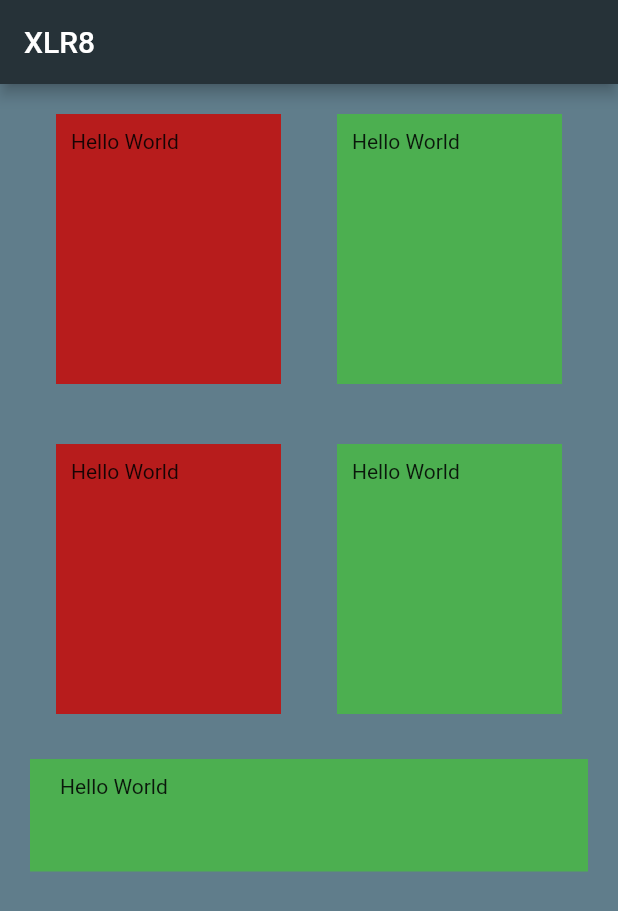
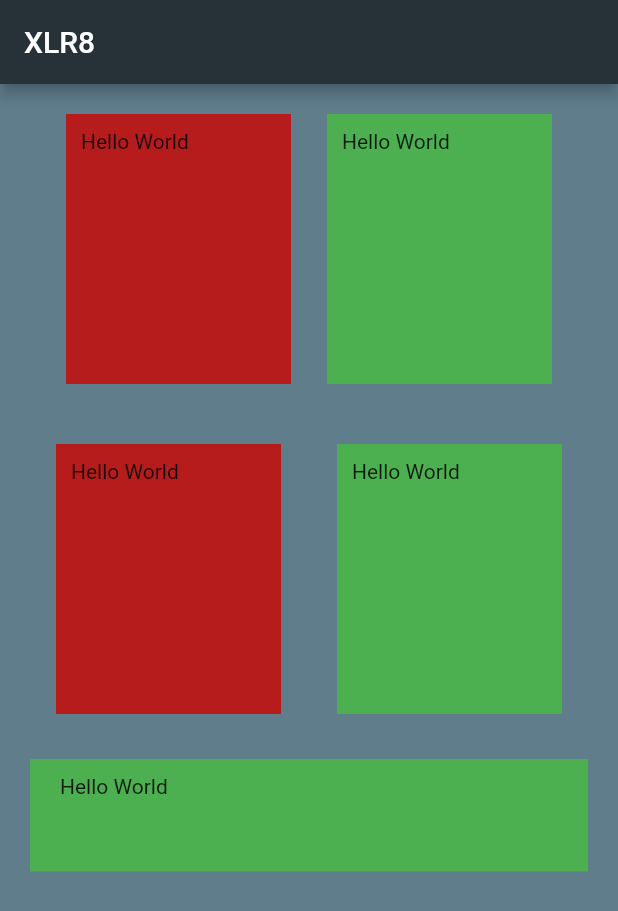
Before and after one commit to sumit8275/xlr8_repo, a Flutter app: the screen it shows after launch, on a phone screen of 412 x 824 dp. Shown: the top 911 px of the screen. Run offline on Flutter 3.47's test engine with Material 2 defaults, Android fonts, the phone set to English and light mode, and no system bars.

```diff
--- a/lib/main.dart
+++ b/lib/main.dart
@@ -23,7 +23,7 @@ class MyApp extends StatelessWidget {
                     crossAxisAlignment: CrossAxisAlignment.stretch,
                     children: [
                       Container(
-                        margin: EdgeInsets.all(10.0),
+                        margin: EdgeInsets.fromLTRB(10, 10, 0, 10),
                         padding: EdgeInsets.all(10),
                         width: 150,
                         height: 100,
@@ -31,7 +31,7 @@ class MyApp extends StatelessWidget {
                         child: Text('Hello World'),
                       ),
                       Container(
-                        margin: EdgeInsets.all(10.0),
+                        margin: EdgeInsets.fromLTRB(0, 10, 10, 10),
                         padding: EdgeInsets.all(10),
                         width: 150,
                         height: 100,
```
Also changed, not shown: 1 other file.
